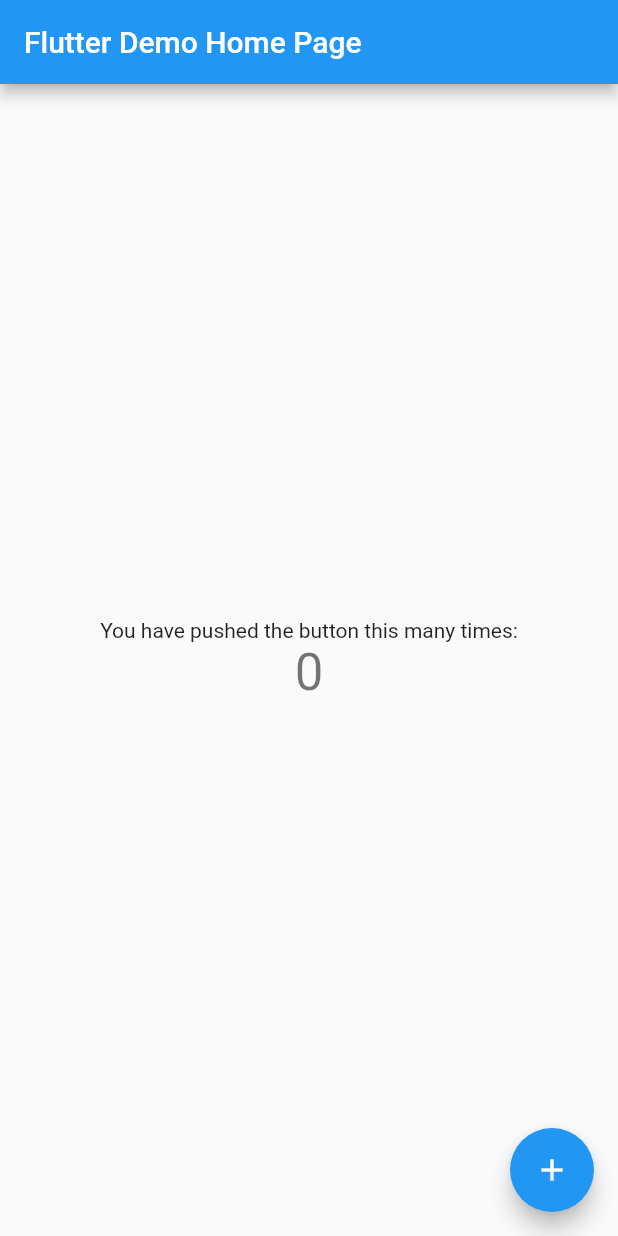
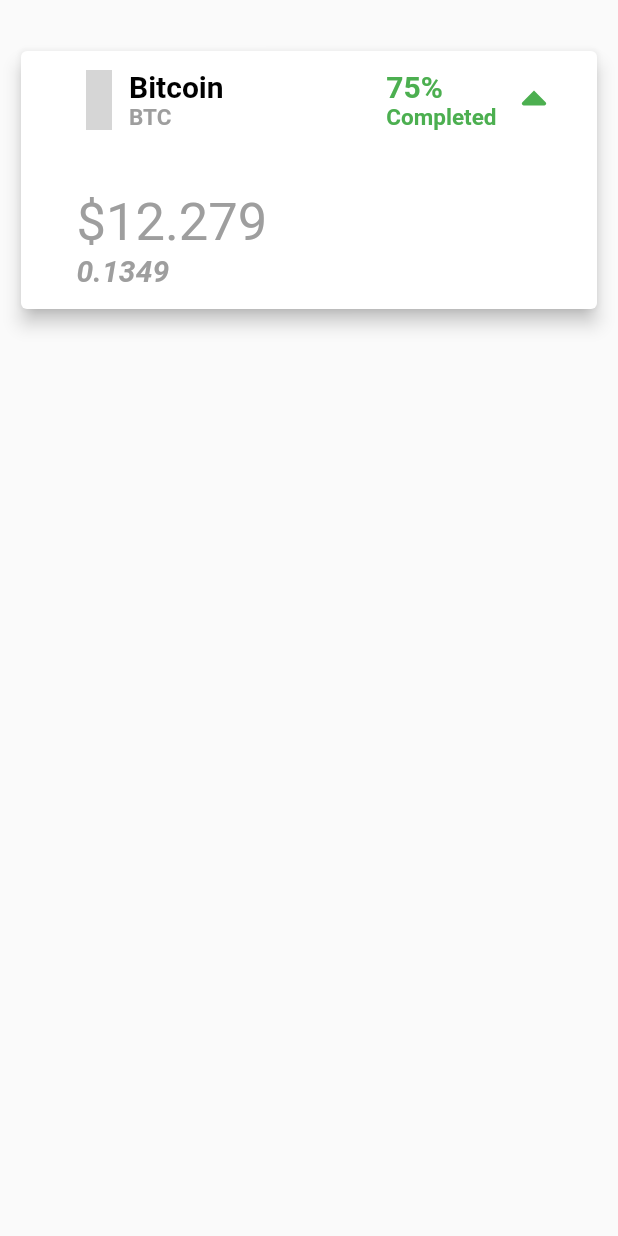
Before and after one commit to YasinGujjar/hunger_bye, a Flutter app: the screen it shows after launch, on a phone screen of 412 x 824 dp. Run offline on Flutter 3.47's test engine with Material 2 defaults, Android fonts, the phone set to English and light mode, and no system bars; our stand-ins replace typicons_flutter; missing offline and left inert: crypto_font_icons; grey boxes are pictures that could not be loaded.

Commit message:
Card for request

```diff
--- a/lib/main.dart
+++ b/lib/main.dart
@@ -1,4 +1,5 @@
 import 'package:flutter/material.dart';
+import 'package:hunger_bye/ui/requests.dart';
 
 void main() => runApp(MyApp());
 
@@ -20,7 +21,8 @@ class MyApp extends StatelessWidget {
         // is not restarted.
         primarySwatch: Colors.blue,
       ),
-      home: MyHomePage(title: 'Flutter Demo Home Page'),
+      home: Dashboard(),
+      //MyHomePage(title: 'Flutter Demo Home Page'),
     );
   }
 }
--- /dev/null
+++ b/lib/ui/requests.dart
@@ -0,0 +1,150 @@
+import 'package:crypto_font_icons/crypto_font_icons.dart';
+import 'package:flutter/material.dart';
+import 'package:typicons_flutter/typicons_flutter.dart';
+
+class Dashboard extends StatelessWidget {
+  @override
+  Widget build(BuildContext context) {
+    return MaterialApp(
+        home: Scaffold(
+            body: Container(
+              padding: EdgeInsets.fromLTRB(10, 30, 10, 10),
+              height: 220,
+              width: double.maxFinite,
+              child: Card(
+                elevation: 5,
+                child: Padding(
+                  padding: EdgeInsets.all(7),
+                  child: Stack(children: <Widget>[
+                    Align(
+                      alignment: Alignment.centerRight,
+                      child: Stack(
+                        children: <Widget>[
+                          Padding(
+                              padding: const EdgeInsets.only(left: 10, top: 5),
+                              child: Column(
+                                children: <Widget>[
+                                  Row(
+                                    children: <Widget>[
+                                      cryptoIcon(),
+                                      SizedBox(
+                                        height: 10,
+                                      ),
+                                      cryptoNameSymbol(),
+                                      Spacer(),
+                                      cryptoChange(),
+                                      SizedBox(
+                                        width: 10,
+                                      ),
+                                      changeIcon(),
+                                      SizedBox(
+                                        width: 20,
+                                      )
+                                    ],
+                                  ),
+                                  Row(
+                                    children: <Widget>[cryptoAmount(),],
+                                  )
+                                ],
+                              ))
+                        ],
+                      ),
+                    )
+                  ]),
+                ),
+              ),
+            )));
+  }
+  Widget cryptoIcon() {
+    return Padding(
+      padding: const EdgeInsets.only(left: 15.0),
+      child: Align(
+          alignment: Alignment.centerLeft,
+          child: Icon(
+            CryptoFontIcons.BTC,
+            color: Colors.amber,
+            size: 40,
+          )),
+    );
+  }
+  Widget cryptoNameSymbol() {
+    return Align(
+      alignment: Alignment.centerLeft,
+      child: RichText(
+        text: TextSpan(
+          text: 'Bitcoin',
+          style: TextStyle(
+              fontWeight: FontWeight.bold, color: Colors.black, fontSize: 20),
+          children: <TextSpan>[
+            TextSpan(
+                text: '\nBTC',
+                style: TextStyle(
+                    color: Colors.grey,
+                    fontSize: 15,
+                    fontWeight: FontWeight.bold)),
+          ],
+        ),
+      ),
+    );
+  }
+  Widget cryptoChange() {
+    return Align(
+      alignment: Alignment.topRight,
+      child: RichText(
+        text: TextSpan(
+          text: '75%',
+          style: TextStyle(
+              fontWeight: FontWeight.bold, color: Colors.green, fontSize: 20),
+          children: <TextSpan>[
+            TextSpan(
+                text: '\nCompleted',
+                style: TextStyle(
+                    color: Colors.green,
+                    fontSize: 15,
+                    fontWeight: FontWeight.bold)),
+          ],
+        ),
+      ),
+    );
+  }
+  Widget changeIcon() {
+    return Align(
+        alignment: Alignment.topRight,
+        child: Icon(
+          Typicons.arrow_sorted_up,
+          color: Colors.green,
+          size: 30,
+        ));
+  }
+  Widget cryptoAmount() {
+    return Align(
+      alignment: Alignment.centerLeft,
+      child: Padding(
+        padding: const EdgeInsets.only(left: 20.0),
+        child: Row(
+          children: <Widget>[
+            RichText(
+              textAlign: TextAlign.left,
+              text: TextSpan(
+                text: '\n\$12.279',
+                style: TextStyle(
+                  color: Colors.grey,
+                  fontSize: 35,
+                ),
+                children: <TextSpan>[
+                  TextSpan(
+                      text: '\n0.1349',
+                      style: TextStyle(
+                          color: Colors.grey,
+                          fontStyle: FontStyle.italic,
+                          fontSize: 20,
+                          fontWeight: FontWeight.bold)),
+                ],
+              ),
+            ),
+          ],
+        ),
+      ),
+    );
+  }
+}
--- a/pubspec.yaml
+++ b/pubspec.yaml
@@ -23,6 +23,8 @@ dependencies:
   # The following adds the Cupertino Icons font to your application.
   # Use with the CupertinoIcons class for iOS style icons.
   cupertino_icons: ^0.1.2
+  crypto_font_icons: ^0.1.0+1
+  typicons_flutter: ^0.3.1
 
 dev_dependencies:
   flutter_test:
```
Also changed, not shown: pubspec.lock.
